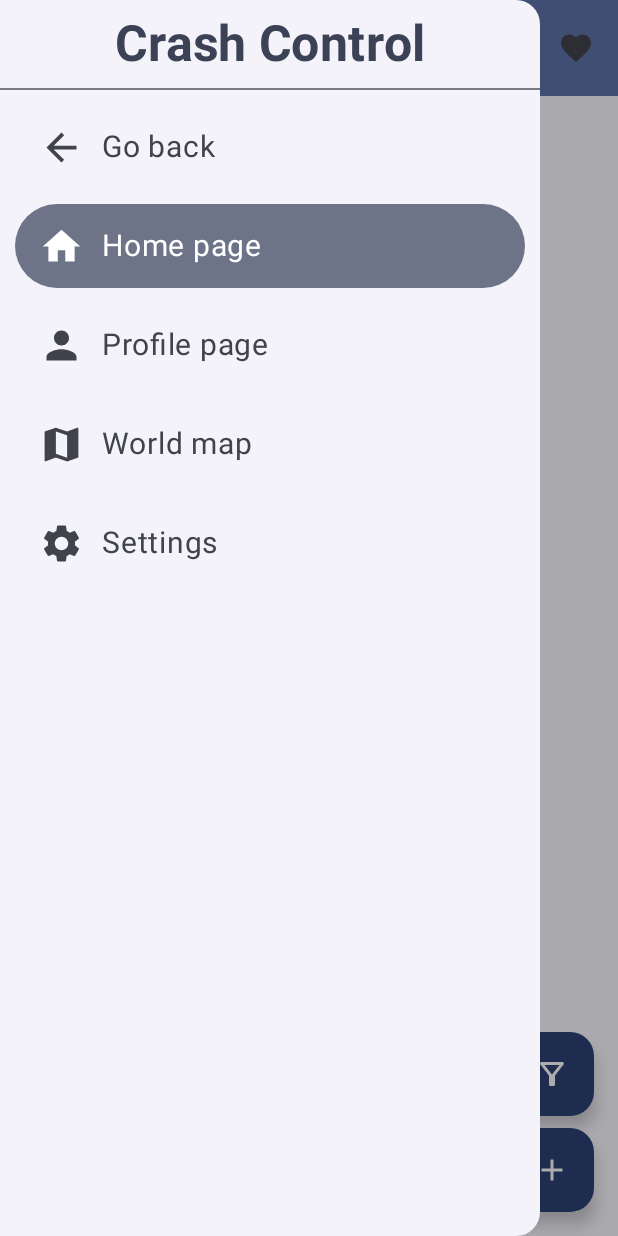
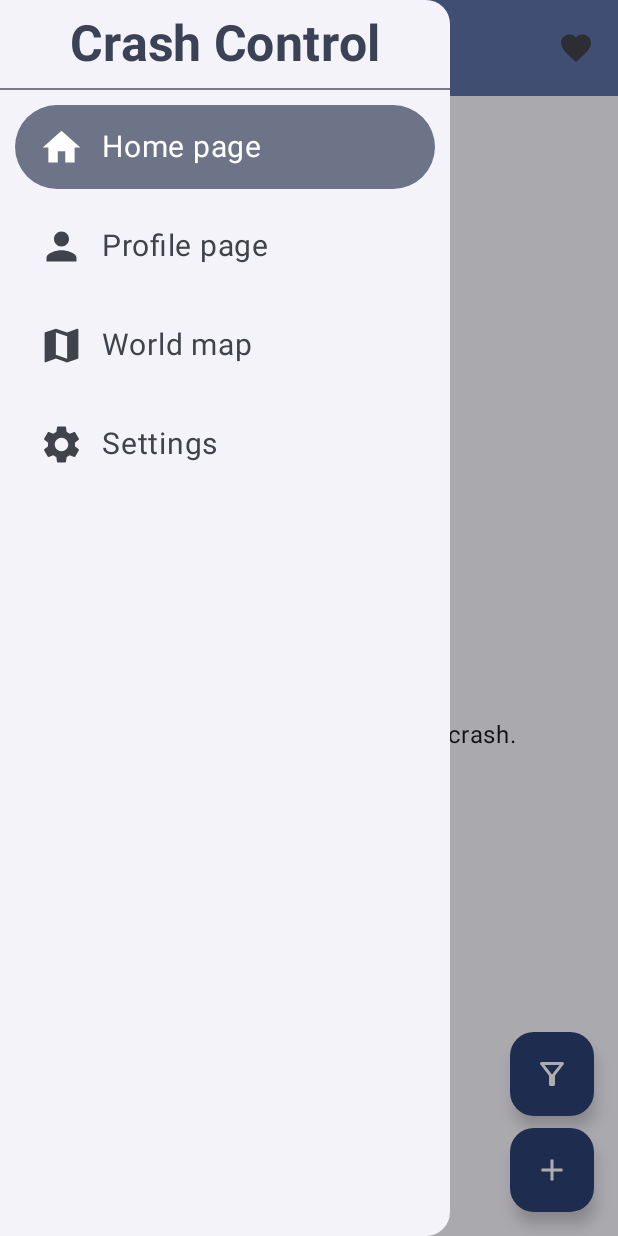
Before and after one commit to TechElites/CrashControl, an Android app built with Jetpack Compose: the screen it shows after launch (MainActivity), after a tap on "Side Menu", on a phone screen of 412 x 824 dp. Run offline under Robolectric (Android 15) with nearby library versions, the phone set to English and light mode, and no system bars; our stand-ins replace Firebase (no records; nobody signed in at launch, a user with empty details on screens opened directly), Room's generated code.

Commit message:
improved side menu

```diff
--- a/app/src/main/java/com/example/crashcontrol/MainActivity.kt
+++ b/app/src/main/java/com/example/crashcontrol/MainActivity.kt
@@ -80,7 +80,7 @@ class MainActivity : ComponentActivity() {
                                 }
                             }
                         },
-                        gesturesEnabled = false
+                        gesturesEnabled = currentRoute.route != CrashControlRoute.CrashesMap.route
                     ) {
                         Scaffold(
                             topBar = {
--- a/app/src/main/java/com/example/crashcontrol/ui/composables/SideMenu.kt
+++ b/app/src/main/java/com/example/crashcontrol/ui/composables/SideMenu.kt
@@ -2,9 +2,11 @@ package com.example.crashcontrol.ui.composables
 
 import androidx.compose.foundation.layout.Arrangement
 import androidx.compose.foundation.layout.Row
+import androidx.compose.foundation.layout.Spacer
 import androidx.compose.foundation.layout.fillMaxWidth
 import androidx.compose.foundation.layout.padding
 import androidx.compose.foundation.layout.size
+import androidx.compose.foundation.layout.width
 import androidx.compose.material.icons.Icons
 import androidx.compose.material.icons.filled.ArrowBack
 import androidx.compose.material.icons.filled.Home
@@ -34,7 +36,9 @@ fun SideMenu(
     currentRoute: CrashControlRoute,
     onItemClick: () -> Unit
 ) {
-    ModalDrawerSheet {
+    ModalDrawerSheet(
+        modifier = Modifier.width(300.dp),
+    ) {
         Row(
             modifier = Modifier
                 .fillMaxWidth()
@@ -50,18 +54,6 @@ fun SideMenu(
             )
         }
         Divider()
-        NavigationDrawerItem(
-            label = { Text(text = stringResource(R.string.go_back), fontSize = 20.sp) },
-            selected = false,
-            onClick = { navController.navigateUp(); onItemClick(); },
-            modifier = Modifier.padding(top = 10.dp, start = 10.dp, end = 10.dp),
-            icon = {
-                Icon(
-                    Icons.Filled.ArrowBack, contentDescription = "Back",
-                    modifier = Modifier.size(30.dp)
-                )
-            }
-        )
         NavigationDrawerItem(
             label = { Text(text = stringResource(R.string.home_page), fontSize = 20.sp) },
             selected = currentRoute == CrashControlRoute.Home,
@@ -111,5 +103,20 @@ fun SideMenu(
                 )
             }
         )
+        Spacer(modifier = Modifier.weight(1f))
+        if (navController.previousBackStackEntry != null) {
+            NavigationDrawerItem(
+                label = { Text(text = stringResource(R.string.go_back), fontSize = 20.sp) },
+                selected = false,
+                onClick = { navController.navigateUp(); onItemClick(); },
+                modifier = Modifier.padding(10.dp),
+                icon = {
+                    Icon(
+                        Icons.Filled.ArrowBack, contentDescription = "Back",
+                        modifier = Modifier.size(30.dp)
+                    )
+                }
+            )
+        }
     }
 }
```
